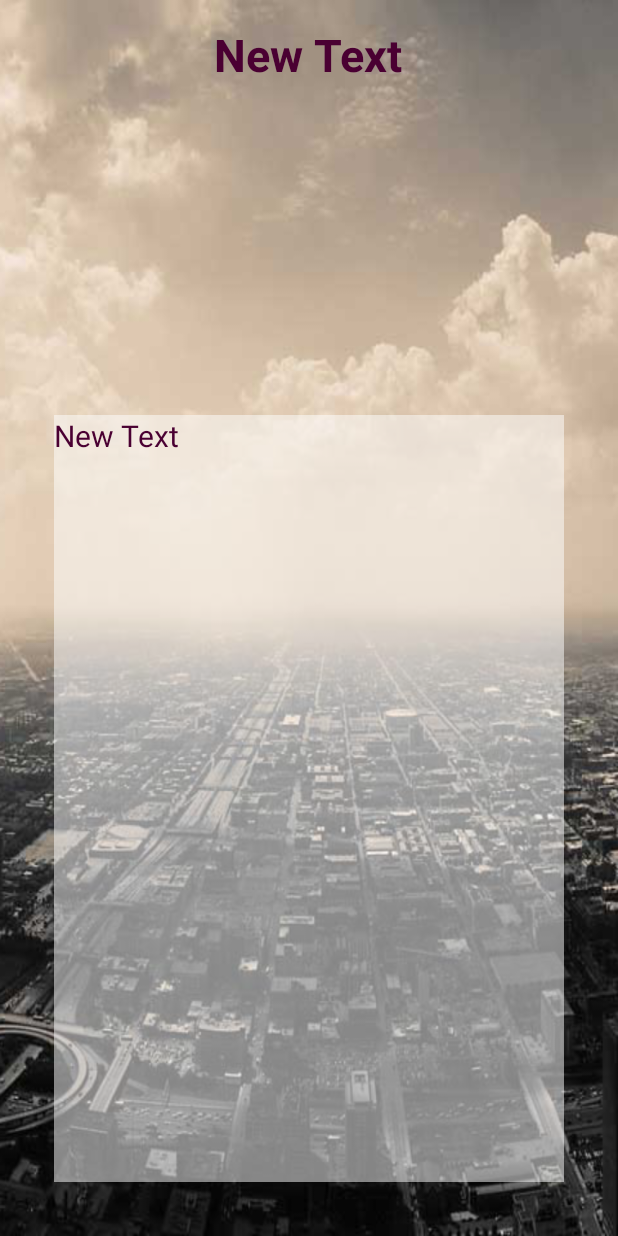
After one commit to masterUNG/My-Traffic-30July, an Android app: the DetailActivity screen opened directly, with no data from a screen before it, on a phone screen of 412 x 824 dp. The commit adds this screen. Run offline under Robolectric (Android 15) with nearby library versions, the phone set to English and light mode, and no system bars.

Commit message:
finish 31July

```diff
--- a/app/src/main/AndroidManifest.xml
+++ b/app/src/main/AndroidManifest.xml
@@ -15,6 +15,7 @@
                 <category android:name="android.intent.category.LAUNCHER" />
             </intent-filter>
         </activity>
+        <activity android:name=".DetailActivity"></activity>
     </application>
 
 </manifest>
--- /dev/null
+++ b/app/src/main/java/appewtc/masterung/mytraffic/DetailActivity.java
@@ -0,0 +1,13 @@
+package appewtc.masterung.mytraffic;
+
+import android.support.v7.app.AppCompatActivity;
+import android.os.Bundle;
+
+public class DetailActivity extends AppCompatActivity {
+
+    @Override
+    protected void onCreate(Bundle savedInstanceState) {
+        super.onCreate(savedInstanceState);
+        setContentView(R.layout.activity_detail);
+    }
+}
--- a/app/src/main/java/appewtc/masterung/mytraffic/MainActivity.java
+++ b/app/src/main/java/appewtc/masterung/mytraffic/MainActivity.java
@@ -6,6 +6,7 @@ import android.net.Uri;
 import android.os.Bundle;
 import android.support.v7.app.AppCompatActivity;
 import android.view.View;
+import android.widget.AdapterView;
 import android.widget.ListView;
 
 public class MainActivity extends AppCompatActivity {
@@ -60,6 +61,16 @@ public class MainActivity extends AppCompatActivity {
         MyAdapter myAdapter = new MyAdapter(this, iconInts, titleStrings, detailShort);
         listView.setAdapter(myAdapter);
 
+        listView.setOnItemClickListener(new AdapterView.OnItemClickListener() {
+            @Override
+            public void onItemClick(AdapterView<?> adapterView, View view, int i, long l) {
+
+                Intent intent = new Intent(MainActivity.this, DetailActivity.class);
+                startActivity(intent);
+
+            }
+        });
+
     }   // Main Method
 
     public void clickAboutMe(View view) {
--- /dev/null
+++ b/app/src/main/res/layout/activity_detail.xml
@@ -0,0 +1,46 @@
+<?xml version="1.0" encoding="utf-8"?>
+<RelativeLayout xmlns:android="http://schemas.android.com/apk/res/android"
+    xmlns:tools="http://schemas.android.com/tools"
+    android:layout_width="match_parent"
+    android:layout_height="match_parent"
+    android:paddingBottom="@dimen/activity_vertical_margin"
+    android:paddingLeft="@dimen/activity_horizontal_margin"
+    android:paddingRight="@dimen/activity_horizontal_margin"
+    android:paddingTop="@dimen/activity_vertical_margin"
+    tools:context="appewtc.masterung.mytraffic.DetailActivity"
+    android:background="@drawable/bg27">
+
+    <TextView
+        android:layout_width="wrap_content"
+        android:layout_height="wrap_content"
+        android:text="New Text"
+        android:id="@+id/textView4"
+        android:textSize="@dimen/h1"
+        android:textStyle="bold"
+        android:layout_centerHorizontal="true"
+        android:textColor="@color/text" />
+
+    <ImageView
+        android:layout_width="@dimen/image"
+        android:layout_height="@dimen/image"
+        android:id="@+id/imageView2"
+        android:layout_centerHorizontal="true"
+        android:layout_below="@+id/textView4" />
+
+    <ScrollView
+        android:layout_width="match_parent"
+        android:layout_height="match_parent"
+        android:id="@+id/scrollView"
+        android:layout_below="@+id/imageView2"
+        android:layout_margin="20dp"
+        android:background="#82ffffff">
+
+        <TextView
+            android:layout_width="wrap_content"
+            android:layout_height="wrap_content"
+            android:text="New Text"
+            android:id="@+id/textView5"
+            android:textSize="@dimen/h2"
+            android:textColor="@color/text" />
+    </ScrollView>
+</RelativeLayout>
```
Also changed, not shown: app/src/main/res/values/strings.xml (line endings or trailing spaces).
